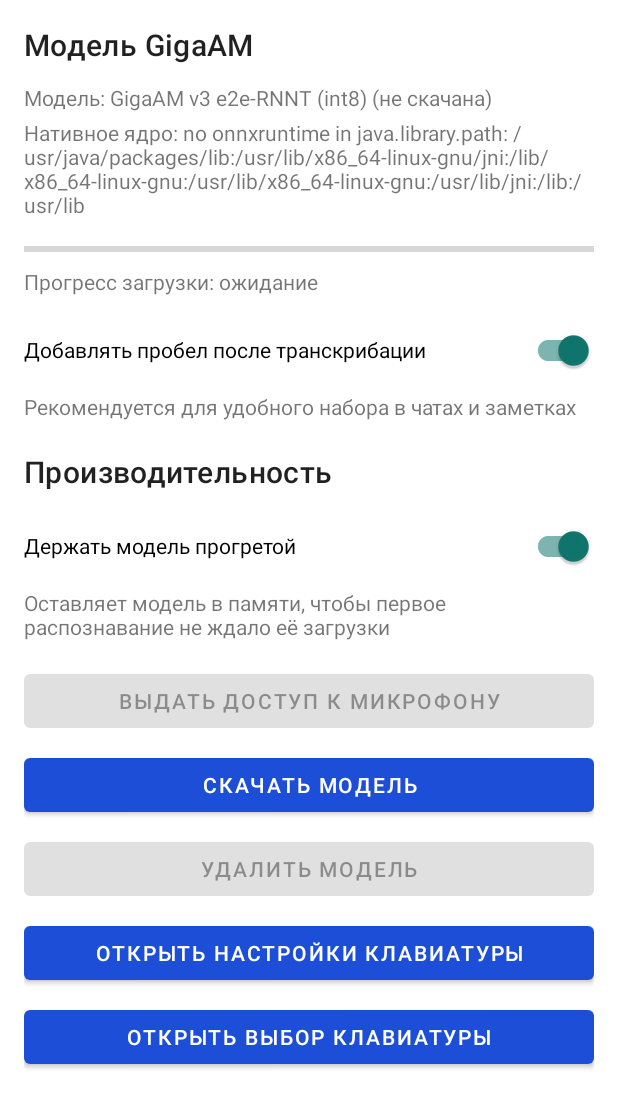
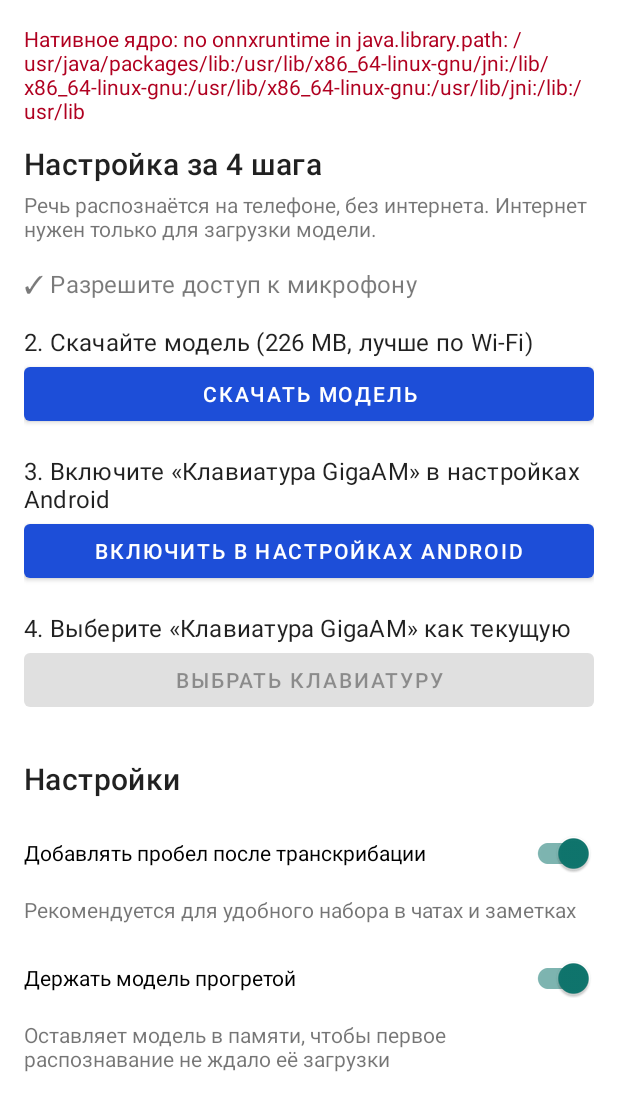
Before and after one commit to Servideus/gigaam-android-ime, an Android app: the screen it shows after launch (SettingsActivity), on a phone screen of 412 x 824 dp. Shown: the top 1111 px of the screen. Run offline under Robolectric (Android 15) with nearby library versions, the phone set to English and light mode, and no system bars.

Commit message:
feat: turn the settings screen into a 4-step setup checklist
Show microphone, model, enable keyboard and select keyboard as numbered
steps with a check mark and their own button. Re-check them on resume and
when the keyboard picker closes. Keyboard steps stay usable during a model
download. After a permanent mic denial the button opens app settings.
When setup is complete, show a field to try dictation. Native core status
appears only on error.

Co-Authored-By: Claude Opus 5.5 <noreply@anthropic.com>

```diff
--- a/app/src/main/java/com/servideus/gigaamime/SettingsActivity.kt
+++ b/app/src/main/java/com/servideus/gigaamime/SettingsActivity.kt
@@ -1,8 +1,10 @@
 package com.servideus.gigaamime
 
 import android.Manifest
+import android.content.ComponentName
 import android.content.Intent
 import android.content.pm.PackageManager
+import android.net.Uri
 import android.os.Bundle
 import android.provider.Settings
 import android.text.format.Formatter
@@ -12,6 +14,7 @@ import android.view.inputmethod.InputMethodManager
 import android.widget.Button
 import android.widget.ProgressBar
 import android.widget.TextView
+import android.widget.Toast
 import androidx.activity.result.contract.ActivityResultContracts
 import androidx.appcompat.app.AppCompatActivity
 import androidx.core.content.ContextCompat
@@ -25,11 +28,16 @@ import kotlinx.coroutines.Dispatchers
 import kotlinx.coroutines.launch
 import kotlinx.coroutines.withContext
 
+/** Setup checklist (microphone, model, enable keyboard, select keyboard) plus a few settings. */
 class SettingsActivity : AppCompatActivity() {
-    private lateinit var txtSelectedStatus: TextView
     private lateinit var txtNativeStatus: TextView
+    private lateinit var txtStepMic: TextView
+    private lateinit var txtStepModel: TextView
+    private lateinit var txtStepEnable: TextView
+    private lateinit var txtStepSelect: TextView
     private lateinit var txtDownloadProgress: TextView
     private lateinit var progressDownload: ProgressBar
+    private lateinit var groupReady: View
     private lateinit var switchAppendTrailingSpace: SwitchMaterial
     private lateinit var switchWarmup: SwitchMaterial
     private lateinit var btnGrantMic: Button
@@ -42,16 +50,18 @@ class SettingsActivity : AppCompatActivity() {
     private lateinit var selectionStore: ModelSelectionStore
     private val model = GigaamModel.INT8
     private var busy = false
-    private var downloadStatusText: String? = null
+    private var downloading = false
+    private var modelInstalled = false
+
+    /** Android stops showing the permission dialog after a second denial; then the button opens app settings. */
+    private var micDeniedForever = false
 
     private val requestMicrophonePermission =
         registerForActivityResult(ActivityResultContracts.RequestPermission()) { granted ->
-            val status = if (granted) {
-                getString(R.string.permission_granted)
-            } else {
-                getString(R.string.permission_denied)
+            if (!granted && !shouldShowRequestPermissionRationale(Manifest.permission.RECORD_AUDIO)) {
+                micDeniedForever = true
+                Toast.makeText(this, R.string.permission_denied_forever, Toast.LENGTH_LONG).show()
             }
-            setDownloadStatus(status)
             refreshUi()
         }
 
@@ -62,17 +72,30 @@ class SettingsActivity : AppCompatActivity() {
         selectionStore = ModelSelectionStore(applicationContext)
 
         bindViews()
-        setDownloadStatus(getString(R.string.status_download_idle))
         wireActions()
-        refreshUi()
         lifecycleScope.launch { modelRepository.deleteRetiredModels() }
     }
 
+    override fun onResume() {
+        super.onResume()
+        refreshUi()
+    }
+
+    /** The keyboard picker is a system dialog: closing it does not call onResume. */
+    override fun onWindowFocusChanged(hasFocus: Boolean) {
+        super.onWindowFocusChanged(hasFocus)
+        if (hasFocus) refreshUi()
+    }
+
     private fun bindViews() {
-        txtSelectedStatus = findViewById(R.id.txtSelectedStatus)
         txtNativeStatus = findViewById(R.id.txtNativeStatus)
+        txtStepMic = findViewById(R.id.txtStepMic)
+        txtStepModel = findViewById(R.id.txtStepModel)
+        txtStepEnable = findViewById(R.id.txtStepEnable)
+        txtStepSelect = findViewById(R.id.txtStepSelect)
         txtDownloadProgress = findViewById(R.id.txtDownloadProgress)
         progressDownload = findViewById(R.id.progressDownload)
+        groupReady = findViewById(R.id.groupReady)
         switchAppendTrailingSpace = findViewById(R.id.switchAppendTrailingSpace)
         switchWarmup = findViewById(R.id.switchWarmup)
         btnGrantMic = findViewById(R.id.btnGrantMic)
@@ -83,6 +106,7 @@ class SettingsActivity : AppCompatActivity() {
 
         switchAppendTrailingSpace.isChecked = selectionStore.getAppendTrailingSpace()
         switchWarmup.isChecked = selectionStore.isWarmupEnabled()
+        setDownloadStatus(null)
     }
 
     private fun wireActions() {
@@ -91,11 +115,16 @@ class SettingsActivity : AppCompatActivity() {
             lifecycleScope.launch {
                 if (checked) maybeWarmupModel() else unloadNativeModel()
             }
-            refreshUi()
         }
 
         btnGrantMic.setOnClickListener {
-            requestMicrophonePermission.launch(Manifest.permission.RECORD_AUDIO)
+            if (micDeniedForever) {
+                startActivity(
+                    Intent(Settings.ACTION_APPLICATION_DETAILS_SETTINGS, Uri.fromParts("package", packageName, null)),
+                )
+            } else {
+                requestMicrophonePermission.launch(Manifest.permission.RECORD_AUDIO)
+            }
         }
 
         btnDownload.setOnClickListener {
@@ -113,7 +142,6 @@ class SettingsActivity : AppCompatActivity() {
                     setDownloadStatus(getString(R.string.status_error, error.message ?: "delete failed"))
                 }
                 setBusy(false)
-                refreshUi()
             }
         }
 
@@ -133,6 +161,7 @@ class SettingsActivity : AppCompatActivity() {
 
     private fun downloadModel() {
         lifecycleScope.launch {
+            downloading = true
             setBusy(true)
             runCatching {
                 modelRepository.downloadModel(model) { downloaded, total ->
@@ -146,8 +175,8 @@ class SettingsActivity : AppCompatActivity() {
                 val details = error.message ?: "download failed"
                 setDownloadStatus(getString(R.string.status_error, details))
             }
+            downloading = false
             setBusy(false)
-            refreshUi()
         }
     }
 
@@ -186,67 +215,89 @@ class SettingsActivity : AppCompatActivity() {
         withContext(Dispatchers.Default) { runCatching { GigaamNativeBridge.unload() } }
     }
 
+    private fun isKeyboardEnabled(): Boolean {
+        val imm = getSystemService(INPUT_METHOD_SERVICE) as InputMethodManager
+        return imm.enabledInputMethodList.any { it.packageName == packageName }
+    }
+
+    private fun isKeyboardSelected(): Boolean {
+        val current = Settings.Secure.getString(contentResolver, Settings.Secure.DEFAULT_INPUT_METHOD)
+        return current?.let { ComponentName.unflattenFromString(it)?.packageName } == packageName
+    }
+
     private fun refreshUi() {
         lifecycleScope.launch {
-            val selectedInstalled = withContext(Dispatchers.IO) {
-                modelRepository.isModelDownloaded(model)
-            }
-            val selectedStatus = if (selectedInstalled) {
-                getString(R.string.status_model_ready)
-            } else {
-                getString(R.string.status_model_not_ready)
-            }
-            txtSelectedStatus.text = getString(R.string.status_selected_model, model.displayName, selectedStatus)
-
-            txtNativeStatus.text = if (GigaamNativeBridge.isAvailable()) {
-                getString(R.string.status_native_ready)
-            } else {
-                getString(R.string.status_native_error, GigaamNativeBridge.loadErrorSummary())
-            }
-
-            if (!busy && downloadStatusText.isNullOrBlank()) {
-                setDownloadStatus(getString(R.string.status_download_idle))
-            }
-
-            val hasMicPermission = ContextCompat.checkSelfPermission(
+            modelInstalled = withContext(Dispatchers.IO) { modelRepository.isModelDownloaded(model) }
+            val micGranted = ContextCompat.checkSelfPermission(
                 this@SettingsActivity,
                 Manifest.permission.RECORD_AUDIO,
             ) == PackageManager.PERMISSION_GRANTED
-            applyEnabledState(canGrantMic = !hasMicPermission, selectedInstalled = selectedInstalled)
+            val enabled = isKeyboardEnabled()
+            val selected = enabled && isKeyboardSelected()
+
+            val nativeOk = GigaamNativeBridge.isAvailable()
+            txtNativeStatus.visibility = if (nativeOk) View.GONE else View.VISIBLE
+            if (!nativeOk) {
+                txtNativeStatus.text = getString(R.string.status_native_error, GigaamNativeBridge.loadErrorSummary())
+            }
+
+            showStep(txtStepMic, micGranted, btnGrantMic, getString(R.string.step_mic, mark(1, micGranted)))
+            btnGrantMic.setText(if (micDeniedForever) R.string.open_app_settings else R.string.grant_mic_permission)
+            val size = Formatter.formatShortFileSize(this@SettingsActivity, model.totalBytes)
+            showStep(txtStepModel, modelInstalled, btnDownload, getString(R.string.step_model, mark(2, modelInstalled), size))
+            showStep(txtStepEnable, enabled, btnOpenImeSettings, getString(R.string.step_enable, mark(3, enabled)))
+            showStep(txtStepSelect, selected, btnOpenInputPicker, getString(R.string.step_select, mark(4, selected)))
+            // The picker lists only enabled keyboards.
+            btnOpenInputPicker.isEnabled = enabled
+
+            groupReady.visibility = if (micGranted && modelInstalled && selected) View.VISIBLE else View.GONE
+            applyEnabledState()
         }
     }
 
-    /** While busy everything is off; [refreshUi] re-enables the buttons that apply. */
+    private fun mark(number: Int, done: Boolean): String =
+        if (done) getString(R.string.step_done_mark) else "$number."
+
+    private fun showStep(title: TextView, done: Boolean, action: Button, text: String) {
+        title.text = text
+        title.alpha = if (done) 0.6f else 1f
+        action.visibility = if (done) View.GONE else View.VISIBLE
+    }
+
     private fun setBusy(value: Boolean) {
         busy = value
-        applyEnabledState(canGrantMic = !value, selectedInstalled = !value)
+        applyEnabledState()
+        if (!value) refreshUi()
     }
 
-    private fun applyEnabledState(canGrantMic: Boolean, selectedInstalled: Boolean) {
+    /** Download and delete lock the model controls only; the keyboard steps stay usable during a download. */
+    private fun applyEnabledState() {
         val idle = !busy
-        btnGrantMic.isEnabled = canGrantMic && idle
-        btnDelete.isEnabled = selectedInstalled && idle
-        for (control in listOf<View>(btnDownload, switchAppendTrailingSpace, switchWarmup)) {
-            control.isEnabled = idle
-        }
+        btnDownload.isEnabled = idle
+        btnDelete.isEnabled = idle && modelInstalled
+        btnDelete.visibility = if (modelInstalled) View.VISIBLE else View.GONE
+        switchAppendTrailingSpace.isEnabled = idle
+        switchWarmup.isEnabled = idle
+        progressDownload.visibility = if (downloading) View.VISIBLE else View.GONE
     }
 
     private fun updateProgress(downloaded: Long, total: Long) {
         val safeTotal = total.coerceAtLeast(1L)
         val percent = ((downloaded * 100L) / safeTotal).toInt().coerceIn(0, 100)
         progressDownload.progress = ((downloaded * 1000L) / safeTotal).toInt().coerceIn(0, 1000)
-        txtDownloadProgress.text = getString(
-            R.string.status_download_percent,
-            percent,
-            Formatter.formatFileSize(this, downloaded),
-            Formatter.formatFileSize(this, total),
+        setDownloadStatus(
+            getString(
+                R.string.status_download_percent,
+                percent,
+                Formatter.formatFileSize(this, downloaded),
+                Formatter.formatFileSize(this, total),
+            ),
         )
-        downloadStatusText = txtDownloadProgress.text.toString()
     }
 
-    private fun setDownloadStatus(status: String) {
-        downloadStatusText = status
+    private fun setDownloadStatus(status: String?) {
         txtDownloadProgress.text = status
+        txtDownloadProgress.visibility = if (status.isNullOrBlank()) View.GONE else View.VISIBLE
     }
 
     private companion object {
--- a/app/src/main/res/layout/activity_settings.xml
+++ b/app/src/main/res/layout/activity_settings.xml
@@ -11,39 +11,128 @@
         android:padding="16dp">
 
         <TextView
+            android:id="@+id/txtNativeStatus"
+            android:layout_width="match_parent"
+            android:layout_height="wrap_content"
+            android:layout_marginBottom="12dp"
+            android:textColor="?attr/colorError"
+            android:visibility="gone" />
+
+        <TextView
             android:layout_width="wrap_content"
             android:layout_height="wrap_content"
-            android:text="@string/title_models"
+            android:text="@string/title_setup"
             android:textAppearance="@style/TextAppearance.MaterialComponents.Headline6" />
 
         <TextView
-            android:id="@+id/txtSelectedStatus"
-            android:layout_width="match_parent"
-            android:layout_height="wrap_content"
-            android:layout_marginTop="12dp"
-            android:text="@string/selected_model_status_placeholder" />
-
-        <TextView
-            android:id="@+id/txtNativeStatus"
             android:layout_width="match_parent"
             android:layout_height="wrap_content"
             android:layout_marginTop="4dp"
-            android:text="@string/native_status_placeholder" />
+            android:text="@string/setup_privacy_note" />
+
+        <!-- Step 1: microphone -->
+        <TextView
+            android:id="@+id/txtStepMic"
+            android:layout_width="match_parent"
+            android:layout_height="wrap_content"
+            android:layout_marginTop="16dp"
+            android:textAppearance="@style/TextAppearance.MaterialComponents.Subtitle1" />
+
+        <Button
+            android:id="@+id/btnGrantMic"
+            android:layout_width="match_parent"
+            android:layout_height="wrap_content"
+            android:text="@string/grant_mic_permission" />
+
+        <!-- Step 2: model -->
+        <TextView
+            android:id="@+id/txtStepModel"
+            android:layout_width="match_parent"
+            android:layout_height="wrap_content"
+            android:layout_marginTop="16dp"
+            android:textAppearance="@style/TextAppearance.MaterialComponents.Subtitle1" />
 
         <ProgressBar
             android:id="@+id/progressDownload"
             style="?android:attr/progressBarStyleHorizontal"
             android:layout_width="match_parent"
             android:layout_height="wrap_content"
-            android:layout_marginTop="12dp"
-            android:max="1000" />
+            android:layout_marginTop="4dp"
+            android:max="1000"
+            android:visibility="gone" />
 
         <TextView
             android:id="@+id/txtDownloadProgress"
             android:layout_width="match_parent"
             android:layout_height="wrap_content"
-            android:layout_marginTop="4dp"
-            android:text="@string/download_progress_placeholder" />
+            android:layout_marginTop="4dp" />
+
+        <Button
+            android:id="@+id/btnDownload"
+            android:layout_width="match_parent"
+            android:layout_height="wrap_content"
+            android:text="@string/download_selected_model" />
+
+        <!-- Step 3: enable keyboard -->
+        <TextView
+            android:id="@+id/txtStepEnable"
+            android:layout_width="match_parent"
+            android:layout_height="wrap_content"
+            android:layout_marginTop="16dp"
+            android:textAppearance="@style/TextAppearance.MaterialComponents.Subtitle1" />
+
+        <Button
+            android:id="@+id/btnOpenImeSettings"
+            android:layout_width="match_parent"
+            android:layout_height="wrap_content"
+            android:text="@string/open_ime_settings" />
+
+        <!-- Step 4: select keyboard -->
+        <TextView
+            android:id="@+id/txtStepSelect"
+            android:layout_width="match_parent"
+            android:layout_height="wrap_content"
+            android:layout_marginTop="16dp"
+            android:textAppearance="@style/TextAppearance.MaterialComponents.Subtitle1" />
+
+        <Button
+            android:id="@+id/btnOpenInputPicker"
+            android:layout_width="match_parent"
+            android:layout_height="wrap_content"
+            android:text="@string/open_input_picker" />
+
+        <!-- All done: try dictation here -->
+        <LinearLayout
+            android:id="@+id/groupReady"
+            android:layout_width="match_parent"
+            android:layout_height="wrap_content"
+            android:layout_marginTop="16dp"
+            android:orientation="vertical"
+            android:visibility="gone">
+
+            <TextView
+                android:layout_width="match_parent"
+                android:layout_height="wrap_content"
+                android:text="@string/setup_done"
+                android:textAppearance="@style/TextAppearance.MaterialComponents.Subtitle1" />
+
+            <EditText
+                android:id="@+id/editTry"
+                android:layout_width="match_parent"
+                android:layout_height="wrap_content"
+                android:layout_marginTop="8dp"
+                android:hint="@string/setup_try_hint"
+                android:importantForAutofill="no"
+                android:inputType="textMultiLine|textCapSentences"
+                android:minLines="2" />
+        </LinearLayout>
+
+        <TextView
+            android:layout_width="wrap_content"
+            android:layout_height="wrap_content"
+            android:layout_marginTop="28dp"
+            android:text="@string/title_settings"
+            android:textAppearance="@style/TextAppearance.MaterialComponents.Headline6" />
 
         <com.google.android.material.switchmaterial.SwitchMaterial
             android:id="@+id/switchAppendTrailingSpace"
@@ -53,18 +142,10 @@
             android:text="@string/append_trailing_space_label" />
 
         <TextView
-            android:id="@+id/txtAppendTrailingSpaceHint"
             android:layout_width="match_parent"
             android:layout_height="wrap_content"
             android:layout_marginTop="4dp"
             android:text="@string/append_trailing_space_hint" />
-
-        <TextView
-            android:layout_width="wrap_content"
-            android:layout_height="wrap_content"
-            android:layout_marginTop="20dp"
-            android:text="@string/title_performance"
-            android:textAppearance="@style/TextAppearance.MaterialComponents.Headline6" />
 
         <com.google.android.material.switchmaterial.SwitchMaterial
             android:id="@+id/switchWarmup"
@@ -74,45 +155,17 @@
             android:text="@string/keep_model_warm_label" />
 
         <TextView
-            android:id="@+id/txtWarmupHint"
             android:layout_width="match_parent"
             android:layout_height="wrap_content"
             android:layout_marginTop="4dp"
             android:text="@string/keep_model_warm_hint" />
 
         <Button
-            android:id="@+id/btnGrantMic"
+            android:id="@+id/btnDelete"
+            style="@style/Widget.MaterialComponents.Button.TextButton"
             android:layout_width="match_parent"
             android:layout_height="wrap_content"
             android:layout_marginTop="16dp"
-            android:text="@string/grant_mic_permission" />
-
-        <Button
-            android:id="@+id/btnDownload"
-            android:layout_width="match_parent"
-            android:layout_height="wrap_content"
-            android:layout_marginTop="8dp"
-            android:text="@string/download_selected_model" />
-
-        <Button
-            android:id="@+id/btnDelete"
-            android:layout_width="match_parent"
-            android:layout_height="wrap_content"
-            android:layout_marginTop="8dp"
             android:text="@string/delete_selected_model" />
-
-        <Button
-            android:id="@+id/btnOpenImeSettings"
-            android:layout_width="match_parent"
-            android:layout_height="wrap_content"
-            android:layout_marginTop="8dp"
-            android:text="@string/open_ime_settings" />
-
-        <Button
-            android:id="@+id/btnOpenInputPicker"
-            android:layout_width="match_parent"
-            android:layout_height="wrap_content"
-            android:layout_marginTop="8dp"
-            android:text="@string/open_input_picker" />
     </LinearLayout>
 </ScrollView>
--- a/app/src/main/res/values/strings.xml
+++ b/app/src/main/res/values/strings.xml
@@ -3,21 +3,29 @@
     <string name="app_name">GigaAM Диктовка IME</string>
     <string name="ime_name">Клавиатура GigaAM</string>
 
-    <string name="title_models">Модель GigaAM</string>
-    <string name="selected_model_status_placeholder">Статус модели: неизвестно</string>
-    <string name="native_status_placeholder">Нативное ядро: неизвестно</string>
-    <string name="download_progress_placeholder">Прогресс загрузки: ожидание</string>
+    <string name="title_setup">Настройка за 4 шага</string>
+    <string name="setup_privacy_note">Речь распознаётся на телефоне, без интернета. Интернет нужен только для загрузки модели.</string>
+    <string name="step_done_mark">✓</string>
+    <string name="step_mic">%1$s Разрешите доступ к микрофону</string>
+    <string name="step_model">%1$s Скачайте модель (%2$s, лучше по Wi‑Fi)</string>
+    <string name="step_enable">%1$s Включите «Клавиатура GigaAM» в настройках Android</string>
+    <string name="step_select">%1$s Выберите «Клавиатура GigaAM» как текущую</string>
+    <string name="setup_done">Всё готово. Нажмите на поле ниже, затем на кнопку микрофона.</string>
+    <string name="setup_try_hint">Попробуйте диктовку здесь</string>
+    <string name="title_settings">Настройки</string>
+    <string name="open_app_settings">Открыть настройки приложения</string>
+    <string name="permission_denied_forever">Доступ запрещён. Разрешите микрофон в настройках приложения.</string>
+
     <string name="append_trailing_space_label">Добавлять пробел после транскрибации</string>
     <string name="append_trailing_space_hint">Рекомендуется для удобного набора в чатах и заметках</string>
-    <string name="title_performance">Производительность</string>
     <string name="keep_model_warm_label">Держать модель прогретой</string>
     <string name="keep_model_warm_hint">Оставляет модель в памяти, чтобы первое распознавание не ждало её загрузки</string>
 
-    <string name="grant_mic_permission">Выдать доступ к микрофону</string>
+    <string name="grant_mic_permission">Разрешить микрофон</string>
     <string name="download_selected_model">Скачать модель</string>
     <string name="delete_selected_model">Удалить модель</string>
-    <string name="open_ime_settings">Открыть настройки клавиатуры</string>
-    <string name="open_input_picker">Открыть выбор клавиатуры</string>
+    <string name="open_ime_settings">Включить в настройках Android</string>
+    <string name="open_input_picker">Выбрать клавиатуру</string>
 
     <string name="ime_button_settings_desc">Открыть настройки клавиатуры</string>
     <string name="ime_button_next_ime_desc">Переключить клавиатуру</string>
@@ -44,18 +52,11 @@
     <string name="ime_status_empty_audio">Аудио не записано</string>
     <string name="ime_status_ready">Готово</string>
 
-    <string name="status_selected_model">Модель: %1$s (%2$s)</string>
-    <string name="status_model_ready">готова</string>
-    <string name="status_model_not_ready">не скачана</string>
-    <string name="status_native_ready">Нативное ядро: загружено</string>
     <string name="status_native_error">Нативное ядро: %1$s</string>
     <string name="status_download_percent">Прогресс загрузки: %1$d%% (%2$s / %3$s)</string>
-    <string name="status_download_idle">Прогресс загрузки: ожидание</string>
     <string name="status_download_success">Модель скачана: %1$s</string>
     <string name="status_delete_success">Модель удалена: %1$s</string>
     <string name="status_warmup_success">Прогрев завершён: %1$s</string>
     <string name="status_warmup_failed">Ошибка прогрева: %1$s</string>
     <string name="status_error">Ошибка: %1$s</string>
-    <string name="permission_granted">Доступ к микрофону выдан</string>
-    <string name="permission_denied">Доступ к микрофону отклонён</string>
 </resources>
```
